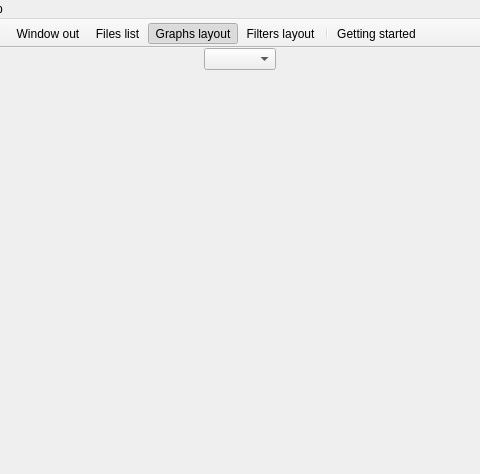
Old version of the form Source/GUI/mainwindow.ui in the repository bavc/qctools; both pictures show x 261 to 741 and y 0 to 474 of the 1003 by 776 pixel window.
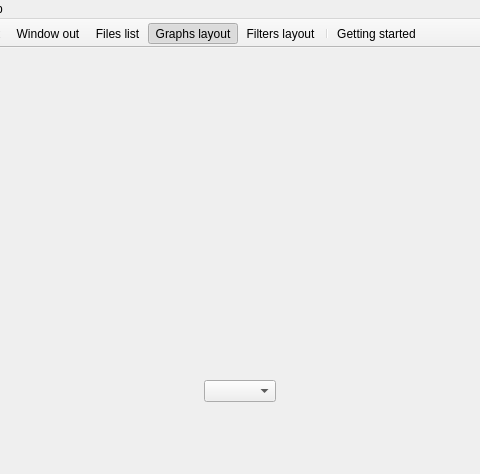
New version of the form.

Commit message: main layout fixed

What changed in the file:
```diff
--- a/Source/GUI/mainwindow.ui
+++ b/Source/GUI/mainwindow.ui
@@ -27,19 +27,6 @@
     <property name="bottomMargin">
      <number>0</number>
     </property>
-    <item row="1" column="0">
-     <spacer name="verticalSpacer">
-      <property name="orientation">
-       <enum>Qt::Vertical</enum>
-      </property>
-      <property name="sizeHint" stdset="0">
-       <size>
-        <width>0</width>
-        <height>0</height>
-       </size>
-      </property>
-     </spacer>
-    </item>
     <item row="0" column="0">
      <layout class="QVBoxLayout" name="verticalLayout">
       <item>
```
Left out of the diff: 2 changed lines with no effect on the pictures. The commit also changes 1 other file.
